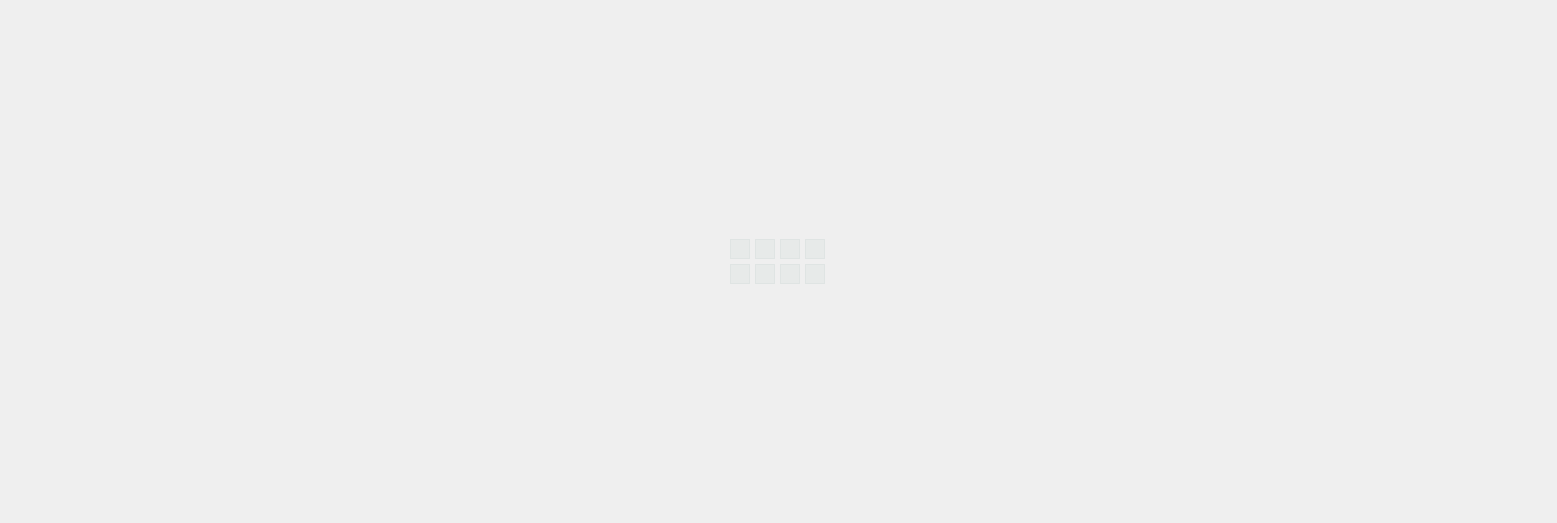
This is designer/panel.ui in Kammann123/sae_fend as Qt 5 draws it before an edit. The edited form follows.
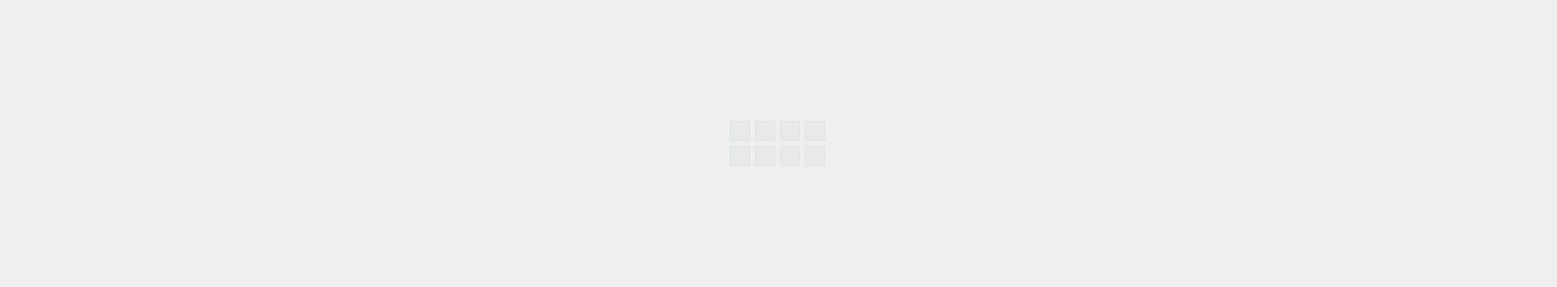
This is the edited form. Icons and pictures are not drawn. Custom widgets are drawn as their Qt base class.

The edit to the form file:
```diff
--- a/designer/panel.ui
+++ b/designer/panel.ui
@@ -7,7 +7,7 @@
     <x>0</x>
     <y>0</y>
     <width>1557</width>
-    <height>523</height>
+    <height>287</height>
    </rect>
   </property>
   <property name="sizePolicy">
```
Left out of the diff: 20 changed lines with no effect on the pictures.
